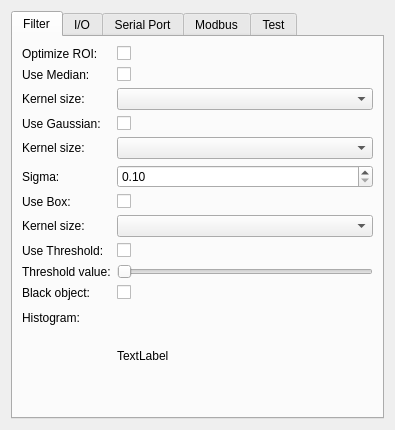
This is filterapp/SettingsForm.ui in peppincsoda/stripe-filter-v2 as Qt 5 draws it before an edit. The edited form follows.
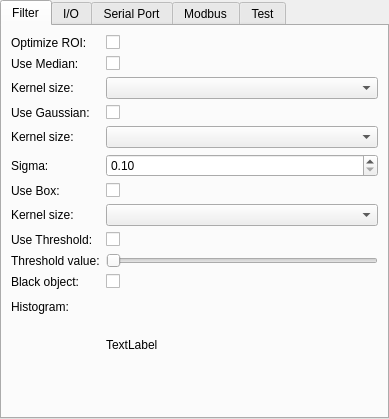
This is the edited form.

Commit message: sfv2: Show output data on UI

What changed in the file:
```diff
--- a/filterapp/SettingsForm.ui
+++ b/filterapp/SettingsForm.ui
@@ -14,6 +14,21 @@
    <string>Form</string>
   </property>
   <layout class="QVBoxLayout" name="verticalLayout">
+   <property name="spacing">
+    <number>0</number>
+   </property>
+   <property name="leftMargin">
+    <number>0</number>
+   </property>
+   <property name="topMargin">
+    <number>0</number>
+   </property>
+   <property name="rightMargin">
+    <number>0</number>
+   </property>
+   <property name="bottomMargin">
+    <number>0</number>
+   </property>
    <item>
     <widget class="QTabWidget" name="tabWidget">
      <property name="currentIndex">
```
The commit also changes 7 other files.
